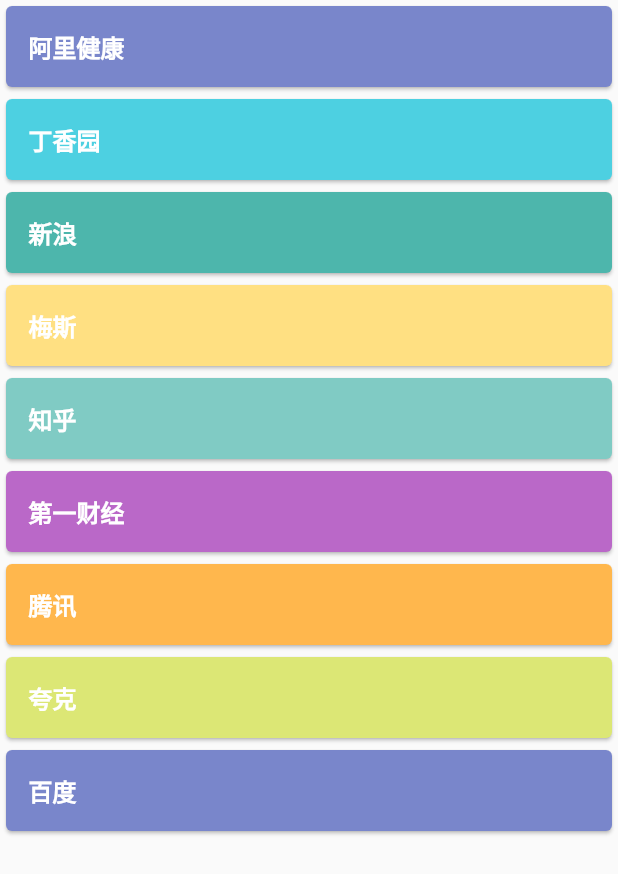
After one commit to archko/wuhan2020_flutter_app, a Flutter app: the GatherPage screen opened directly, on a phone screen of 412 x 824 dp. The commit adds this screen. Shown: the top 874 px of the screen. Run offline on Flutter 3.47's test engine with Material 2 defaults, Android fonts, the phone set to English and light mode, and no system bars; our stand-ins replace cached_network_image, fluttertoast, permission_handler, pull_to_refresh, shared_preferences; missing offline and left inert: flutter_base; accounts and stored records are empty; statements that could not run were skipped.

Commit message:
add other platform

```diff
--- /dev/null
+++ b/lib/page/gather_page.dart
@@ -0,0 +1,189 @@
+import 'package:flutter/material.dart';
+import 'package:flutter_base/widget/browser.dart';
+
+class GatherPage extends StatefulWidget {
+  GatherPage({Key key}) : super(key: key);
+
+  @override
+  _GatherPageState createState() => _GatherPageState();
+
+  @override
+  String toStringShort() {
+    return '其它平台';
+  }
+}
+
+class _GatherPageState extends State<GatherPage> {
+  @override
+  Widget build(BuildContext context) {
+    return Scaffold(
+        body: ListView(shrinkWrap: true, children: <Widget>[
+          InkWell(
+            child: Card(
+                color: Colors.indigo[300],
+                child: Padding(
+                  child: Text(
+                    "阿里健康",
+                    style: TextStyle(
+                        color: Colors.white,
+                        fontWeight: FontWeight.bold,
+                        fontSize: 16),
+                  ),
+                  padding: EdgeInsets.only(top: 15, bottom: 15, left: 15),
+                )),
+            onTap: () {
+              Browser.open(context,
+                  "https://alihealth.taobao.com/medicalhealth/influenzamap?spm=a2oua.wuhaninfo.more.wenzhen&chInfo=spring2020-stay-in",
+                  title: "阿里健康", waitingTxt: "请稍候...");
+            },
+          ),
+          InkWell(
+            child: Card(
+                color: Colors.cyan[300],
+                child: Padding(
+                  child: Text(
+                    "丁香园",
+                    style: TextStyle(
+                        color: Colors.white,
+                        fontWeight: FontWeight.bold,
+                        fontSize: 16),
+                  ),
+                  padding: EdgeInsets.only(top: 15, bottom: 15, left: 15),
+                )),
+            onTap: () {
+              Browser.open(context, "https://3g.dxy.cn/newh5/view/pneumonia",
+                  title: "丁香园", waitingTxt: "请稍候...");
+            },
+          ),
+          InkWell(
+            child: Card(
+                color: Colors.teal[300],
+                child: Padding(
+                  child: Text(
+                    "新浪",
+                    style: TextStyle(
+                        color: Colors.white,
+                        fontWeight: FontWeight.bold,
+                        fontSize: 16),
+                  ),
+                  padding: EdgeInsets.only(top: 15, bottom: 15, left: 15),
+                )),
+            onTap: () {
+              Browser.open(context, "https://news.sina.cn/zt_d/yiqing0121",
+                  title: "新浪", waitingTxt: "请稍候...");
+            },
+          ),
+          InkWell(
+            child: Card(
+                color: Colors.amber[200],
+                child: Padding(
+                  child: Text(
+                    "梅斯",
+                    style: TextStyle(
+                        color: Colors.white,
+                        fontWeight: FontWeight.bold,
+                        fontSize: 16),
+                  ),
+                  padding: EdgeInsets.only(top: 15, bottom: 15, left: 15),
+                )),
+            onTap: () {
+              Browser.open(context, "http://m.medsci.cn/wh.asp",
+                  title: "梅斯", waitingTxt: "请稍候...");
+            },
+          ),
+          InkWell(
+            child: Card(
+                color: Colors.teal[200],
+                child: Padding(
+                  child: Text(
+                    "知乎",
+                    style: TextStyle(
+                        color: Colors.white,
+                        fontWeight: FontWeight.bold,
+                        fontSize: 16),
+                  ),
+                  padding: EdgeInsets.only(top: 15, bottom: 15, left: 15),
+                )),
+            onTap: () {
+              Browser.open(context, "https://www.zhihu.com/special/19681091",
+                  title: "知乎", waitingTxt: "请稍候...");
+            },
+          ),
+          InkWell(
+            child: Card(
+                color: Colors.purple[300],
+                child: Padding(
+                  child: Text(
+                    "第一财经",
+                    style: TextStyle(
+                        color: Colors.white,
+                        fontWeight: FontWeight.bold,
+                        fontSize: 16),
+                  ),
+                  padding: EdgeInsets.only(top: 15, bottom: 15, left: 15),
+                )),
+            onTap: () {
+              Browser.open(context, "https://m.yicai.com/news/100476965.html",
+                  title: "第一财经", waitingTxt: "请稍候...");
+            },
+          ),
+          InkWell(
+            child: Card(
+                color: Colors.orange[300],
+                child: Padding(
+                  child: Text(
+                    "腾讯",
+                    style: TextStyle(
+                        color: Colors.white,
+                        fontWeight: FontWeight.bold,
+                        fontSize: 16),
+                  ),
+                  padding: EdgeInsets.only(top: 15, bottom: 15, left: 15),
+                )),
+            onTap: () {
+              Browser.open(
+                  context, "https://news.qq.com/zt2020/page/feiyan.htm",
+                  title: "腾讯", waitingTxt: "请稍候...");
+            },
+          ),
+          InkWell(
+            child: Card(
+                color: Colors.lime[300],
+                child: Padding(
+                  child: Text(
+                    "夸克",
+                    style: TextStyle(
+                        color: Colors.white,
+                        fontWeight: FontWeight.bold,
+                        fontSize: 16),
+                  ),
+                  padding: EdgeInsets.only(top: 15, bottom: 15, left: 15),
+                )),
+            onTap: () {
+              Browser.open(
+                  context, "https://broccoli.uc.cn/apps/pneumonia/routes/index",
+                  title: "夸克", waitingTxt: "请稍候...");
+            },
+          ),
+          InkWell(
+            child: Card(
+                color: Colors.indigo[300],
+                child: Padding(
+                  child: Text(
+                    "百度",
+                    style: TextStyle(
+                        color: Colors.white,
+                        fontWeight: FontWeight.bold,
+                        fontSize: 16),
+                  ),
+                  padding: EdgeInsets.only(top: 15, bottom: 15, left: 15),
+                )),
+            onTap: () {
+              Browser.open(context,
+                  "https://voice.baidu.com/act/newpneumonia/newpneumonia",
+                  title: "百度", waitingTxt: "请稍候...");
+            },
+          ),
+        ]));
+  }
+}
--- a/lib/page/home/home_tabs_page.dart
+++ b/lib/page/home/home_tabs_page.dart
@@ -7,6 +7,7 @@ import 'package:wuhan2020_flutter_app/entity/rumor.dart';
 import 'package:wuhan2020_flutter_app/entity/wiki_data.dart';
 import 'package:wuhan2020_flutter_app/model/sickness_provider.dart';
 import 'package:wuhan2020_flutter_app/model/sickness_view_model.dart';
+import 'package:wuhan2020_flutter_app/page/gather_page.dart';
 import 'package:wuhan2020_flutter_app/page/news/news_page.dart';
 import 'package:wuhan2020_flutter_app/page/recommend/recommend_page.dart';
 import 'package:wuhan2020_flutter_app/page/rumor/rumor_page.dart';
@@ -55,19 +56,19 @@ class _HomeTabsPageState extends State<HomeTabsPage> {
           widget = initTabs(widget);
         } else {
           if (model.refreshFailed) {
-            widget = Scaffold(
-              appBar: AppBar(
-                title: Text('武汉加油'),
-              ),
-              body: Center(
-                child: FlatButton(
-                  color: Colors.blue,
-                  onPressed: () {
-                    model.refresh();
-                  },
-                  child: Text('刷新失败了'),
-                ),
-              ),
+            tabViews.clear();
+            tabViews.add(GatherPage());
+            widget = TabBarPageWidget(
+              tabViews: tabViews,
+              title: '武汉加油',
+              tabClick: (int index, String name) {
+                Map<String, String> map = Map();
+                map["page"] = "page_tab";
+                map["tab_index"] = index.toString();
+                map["tab_name"] = name;
+
+                AnalyticsChannel.post(map);
+              },
             );
           } else if (model.getProvinceCount() == 0) {
             widget = Scaffold(
@@ -98,6 +99,7 @@ class _HomeTabsPageState extends State<HomeTabsPage> {
       sicknessProvider: _sicknessProvider,
     ));
     tabViews.add(NewsPage());
+    tabViews.add(GatherPage());
     WikiData wikiData = _sicknessProvider.getWikiData();
     if (wikiData != null &&
         wikiData.result != null &&
```
